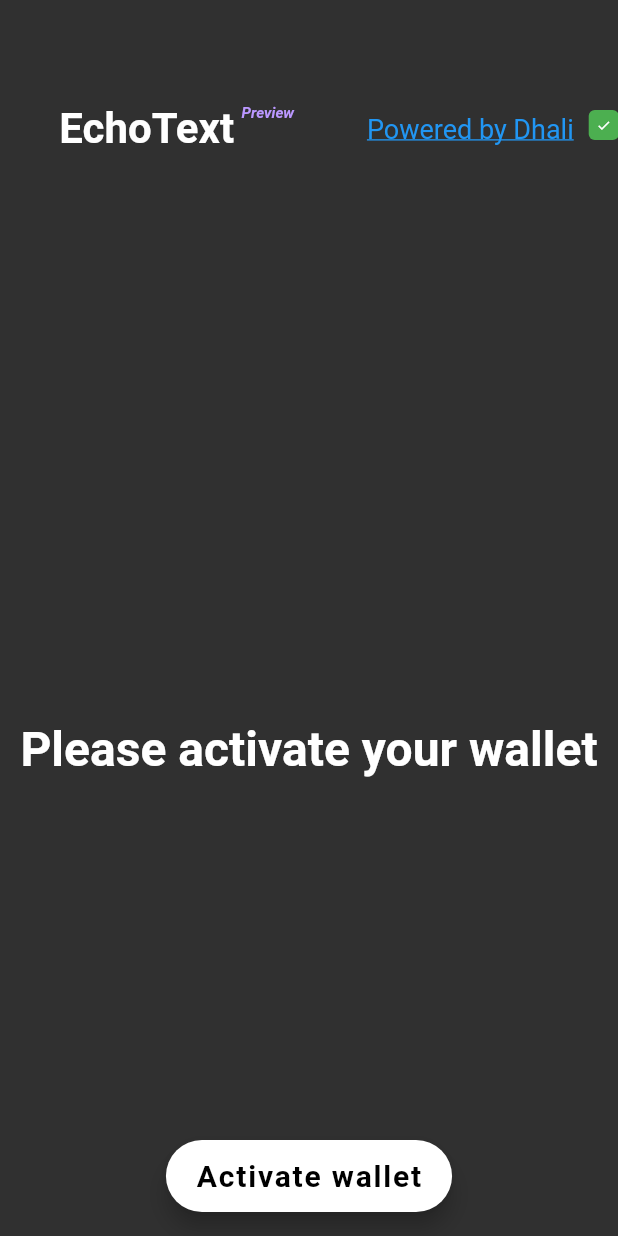
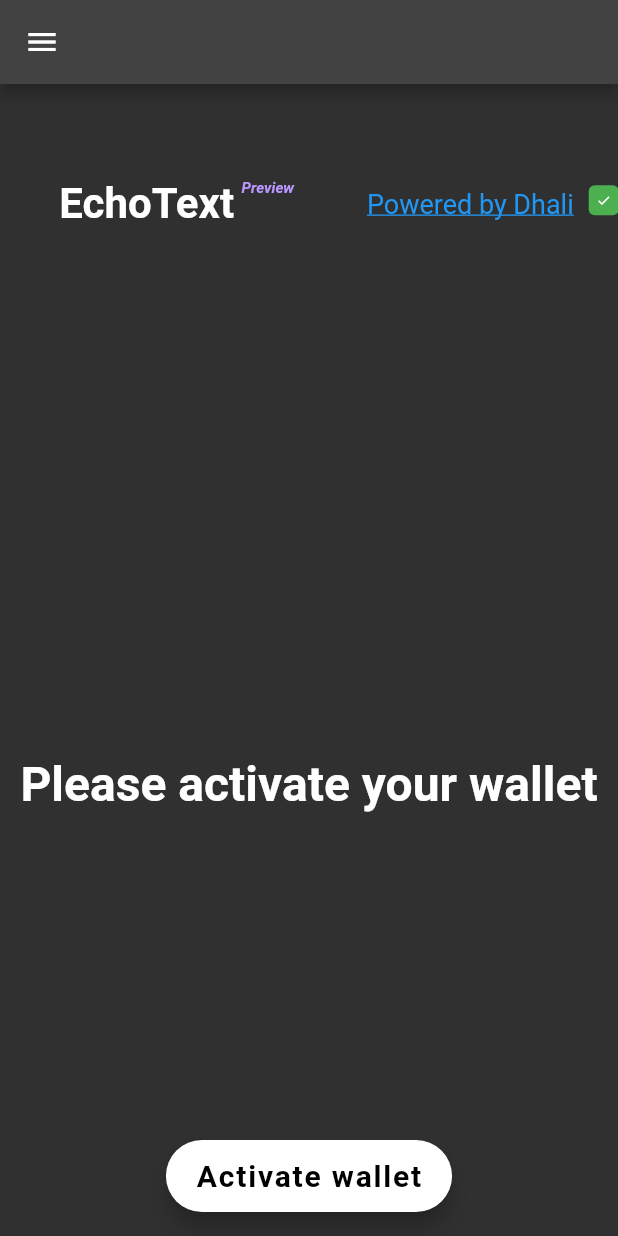
Before and after one commit to Dhali-org/xrpl-text-to-speech, a Flutter app: the screen it shows after launch, on a phone screen of 412 x 824 dp. Run offline on Flutter 3.47's test engine with Material 2 defaults, Android fonts, the phone set to English and light mode, and no system bars; drawn by our look-alikes of animated_text_kit, badges; our stand-ins replace flutter_linkify, flutter_svg, logger; missing offline and left inert: bip39, dart:html, dart:js, dart:web_audio, node_interop, xrpl.

Commit message:
add cookie notice

```diff
--- a/lib/main.dart
+++ b/lib/main.dart
@@ -1,5 +1,6 @@
 import 'dart:async';
 import 'dart:html' as html;
+import 'dart:js' as js;
 import 'dart:typed_data';
 import 'dart:web_audio';
 import 'package:badges/badges.dart' as badges;
@@ -8,6 +9,7 @@ import 'package:consumer_application/download_file_widget.dart';
 import 'package:consumer_application/wallet_widget.dart';
 import 'package:flutter/gestures.dart';
 import 'package:flutter_linkify/flutter_linkify.dart';
+import 'package:flutter_svg/svg.dart';
 import 'package:url_launcher/url_launcher.dart' as launcher;
 
 import 'dart:convert';
@@ -565,6 +567,30 @@ class TextInputScreenState extends State<TextInputScreen> {
   Widget getWalletScaffold() {
     return Scaffold(
       floatingActionButtonLocation: FloatingActionButtonLocation.centerFloat,
+      appBar: AppBar(),
+      drawer: Drawer(
+        child: ListView(
+          padding: EdgeInsets.zero,
+          children: <Widget>[
+            DrawerHeader(
+              decoration: BoxDecoration(),
+              child: Container(
+                height: 100, // Or any other height that suits your design
+                child: SvgPicture.asset(
+                    'assets/images/blue-company-logo-clean.svg',
+                    semanticsLabel: 'Acme Logo'),
+              ),
+            ),
+            ListTile(
+                leading: const Icon(Icons.cookie),
+                title: const Text('Cookie Consent Preferences'),
+                onTap: () {
+                  js.context.callMethod('displayPreferenceModal');
+                },
+                hoverColor: Colors.transparent),
+          ],
+        ),
+      ),
       body: Column(children: [
         Spacer(flex: 1),
         Expanded(child: getHeader(), flex: 3),
@@ -572,7 +598,8 @@ class TextInputScreenState extends State<TextInputScreen> {
         Expanded(
             child: getAnimatedText('Please activate your wallet'), flex: 10),
       ]),
-        floatingActionButton: getWalletFloatingActionButton("Activate wallet"));
+      floatingActionButton: getWalletFloatingActionButton("Activate wallet"),
+    );
   }
 
   void updateSnackBar({String? message, SnackBarTypes? snackBarType}) {
--- a/pubspec.yaml
+++ b/pubspec.yaml
@@ -44,6 +44,7 @@ dependencies:
   url_launcher: ^6.1.10
   animated_text_kit: ^4.2.2
   bip39: ^1.0.6
+  flutter_svg: ^2.0.6
 
   # The following adds the Cupertino Icons font to your application.
   # Use with the CupertinoIcons class for iOS style icons.
@@ -71,6 +72,9 @@ flutter:
   # included with your application, so that you can use the icons in
   # the material Icons class.
   uses-material-design: true
+
+  assets:
+    - assets/images/
 
   # To add assets to your application, add an assets section, like this:
   # assets:
```
Also changed, not shown: 1 other file. Lines whose indentation alone changed are shown as unchanged.
